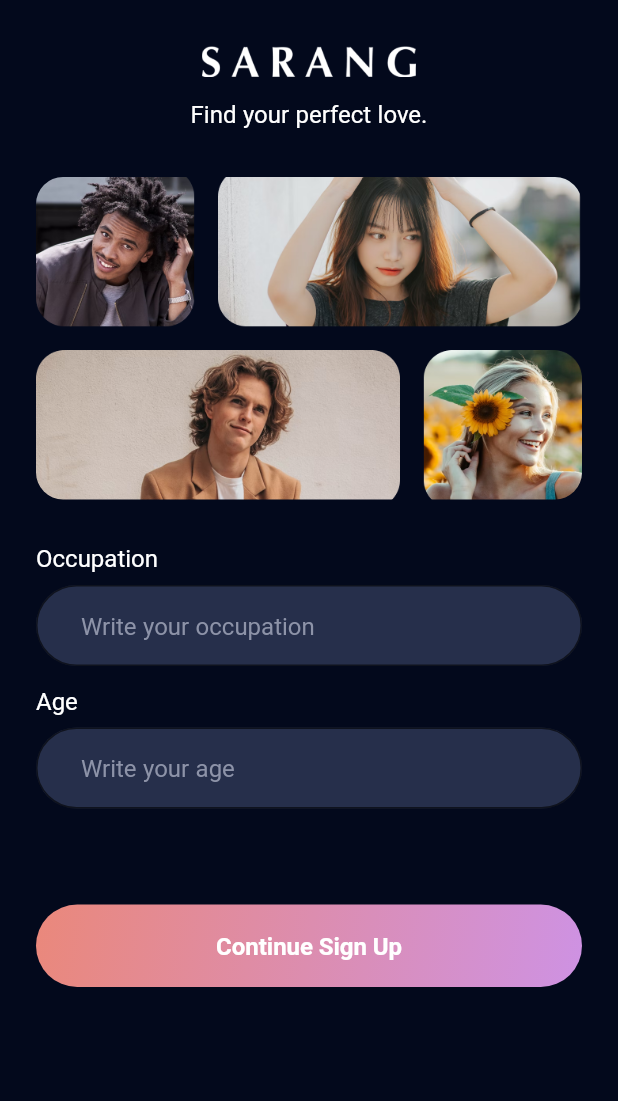
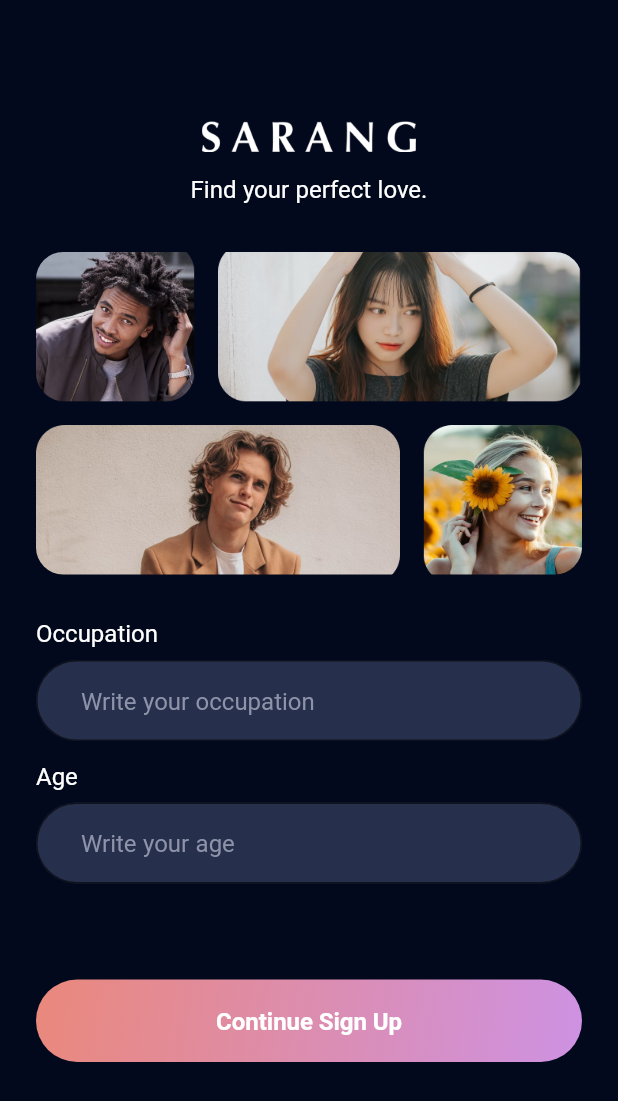
Before and after one commit to irfanzidniofficial/flutter_sarang_app_like_tinder, a Flutter app: the screen it shows after launch, after a tap on "Get Started", on a phone screen of 412 x 824 dp. Shown: the top 1101 px of the screen. Run offline on Flutter 3.47's test engine with Material 2 defaults, Android fonts, the phone set to English and light mode, and no system bars; our stand-ins replace google_fonts, image_picker, shared_preferences.

Commit message:
fix size padding

```diff
--- a/lib/src/app.dart
+++ b/lib/src/app.dart
@@ -17,6 +17,7 @@
     return MaterialApp(
       title: 'Material App',
       theme: getApplicationThemeData(),
+      debugShowCheckedModeBanner: false,
       initialRoute: SignUpScreen.routeName,
       routes: {
         SignUpScreen.routeName: (context) => const SignUpScreen(),
--- a/lib/src/features/authentication/presentation/sign_up_age_job_screen.dart
+++ b/lib/src/features/authentication/presentation/sign_up_age_job_screen.dart
@@ -36,6 +36,9 @@
         child: SingleChildScrollView(
           child: Column(
             children: [
+              const SizedBox(
+                height: 50,
+              ),
               const BannerWidget(),
               CustomTextFieldWidget(
                 labelName: 'Occupation',
--- a/lib/src/features/authentication/presentation/sign_up_screen.dart
+++ b/lib/src/features/authentication/presentation/sign_up_screen.dart
@@ -31,9 +31,10 @@
   Widget build(BuildContext context) {
     return Scaffold(
       body: Padding(
-        padding: const EdgeInsets.symmetric(
-          vertical: AppPadding.p50,
-          horizontal: AppPadding.p24,
+        padding: const EdgeInsets.only(
+          top: AppPadding.p50,
+          right: AppPadding.p24,
+          left: AppPadding.p24,
         ),
         child: SingleChildScrollView(
           child: Column(
--- a/lib/src/features/authentication/presentation/sign_up_upload_photo_screen.dart
+++ b/lib/src/features/authentication/presentation/sign_up_upload_photo_screen.dart
@@ -43,6 +43,9 @@
         child: SingleChildScrollView(
           child: Column(
             children: [
+              const SizedBox(
+                height: 50,
+              ),
               const LogoAndTagLineWidget(),
               const SizedBox(
                 height: AppSize.s50,
--- a/lib/src/features/like_you/presentation/explore_people_screen.dart
+++ b/lib/src/features/like_you/presentation/explore_people_screen.dart
@@ -20,7 +20,7 @@
           children: [
             const ExplorePeopleAppBarWidget(),
             const SizedBox(
-              height: AppSize.s50,
+              height: AppSize.s40,
             ),
             Expanded(
               child: Column(
@@ -32,7 +32,7 @@
               ),
             ),
             const SizedBox(
-              height: AppSize.s50,
+              height: AppSize.s40,
             ),
             const ExplorePeopleButtonWidget(),
           ],
```
